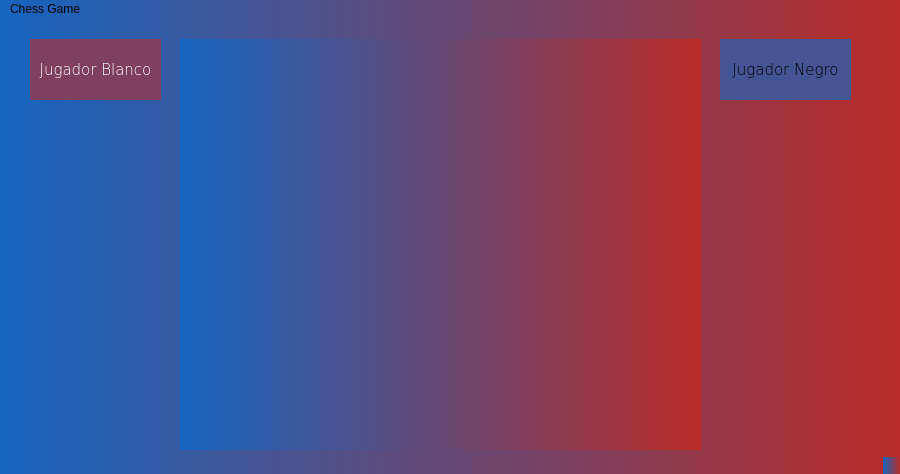
Above: mainwindow.ui from GerardoTBO/Chess-QtCreator-Cpp before the change. Below: the same form after it.
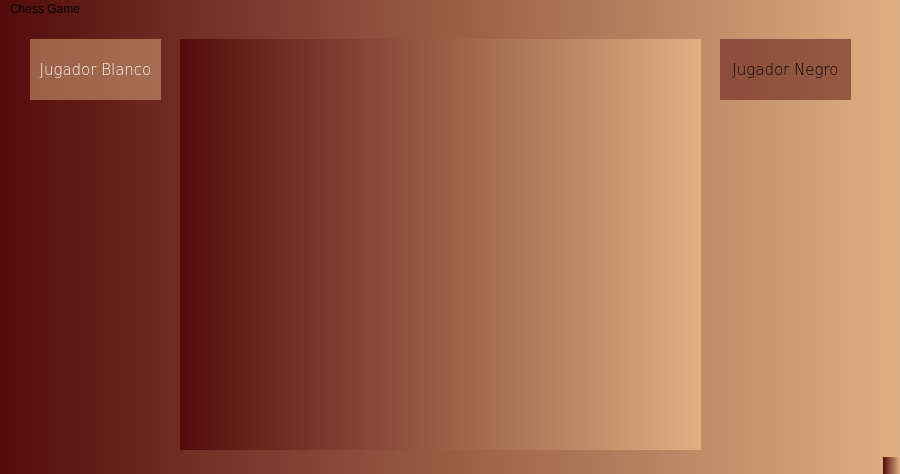
That is the form after the change.

The edit to the form file:
```diff
--- a/mainwindow.ui
+++ b/mainwindow.ui
@@ -14,7 +14,7 @@
    <string>Tablero</string>
   </property>
   <property name="styleSheet">
-   <string notr="true">background-color: qlineargradient(spread:pad, x1:0, y1:0, x2:1, y2:0, stop:0 #1565C0, stop:1 #b92b27);</string>
+   <string notr="true">background-color: qlineargradient(spread:pad, x1:0, y1:0, x2:1, y2:0, stop:0 #540C0B, stop:1 #DFB082);</string>
   </property>
   <widget class="QWidget" name="centralwidget">
    <widget class="QWidget" name="gridLayoutWidget">
@@ -62,7 +62,7 @@
     <property name="styleSheet">
      <string notr="true">color: rgb(255,255,255);
 font: 75 11pt &quot;DejaVu Sans&quot;;
-background-color: #7E405E;</string>
+background-color: rgb(223,176,130,0.5);</string>
     </property>
     <property name="text">
      <string>Jugador Blanco</string>
@@ -91,7 +91,7 @@
     </property>
     <property name="styleSheet">
      <string notr="true">color: rgb(0, 0, 0);
-background-color: #455493;
+background-color: rgb(84,12,11,0.5);
 font: 75 11pt &quot;DejaVu Sans&quot;;</string>
     </property>
     <property name="text">
```
